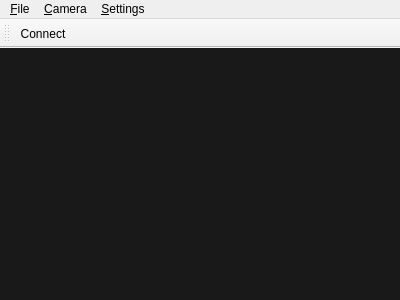
The window that app/cmainwindow.ui (VioletGiraffe/PrimitiveCameraViewer) describes before a commit, drawn with Qt 5.
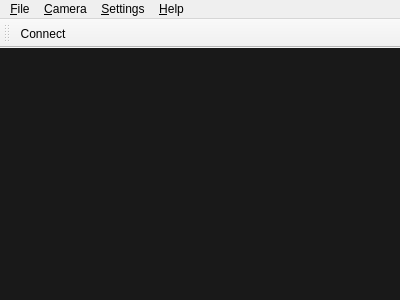
The same window after the commit.

Diff of the .ui file:
```diff
--- a/app/cmainwindow.ui
+++ b/app/cmainwindow.ui
@@ -69,9 +69,18 @@
     </property>
     <addaction name="actionSettings"/>
    </widget>
+   <widget class="QMenu" name="menu_Help">
+    <property name="title">
+     <string>&amp;Help</string>
+    </property>
+    <addaction name="action_Check_for_updates"/>
+    <addaction name="separator"/>
+    <addaction name="action_About"/>
+   </widget>
    <addaction name="menuFile"/>
    <addaction name="menuCamera"/>
    <addaction name="menuSettings"/>
+   <addaction name="menu_Help"/>
   </widget>
   <widget class="QToolBar" name="toolBar">
    <property name="windowTitle">
```
Left out of the diff: 10 changed lines with no effect on the pictures.
